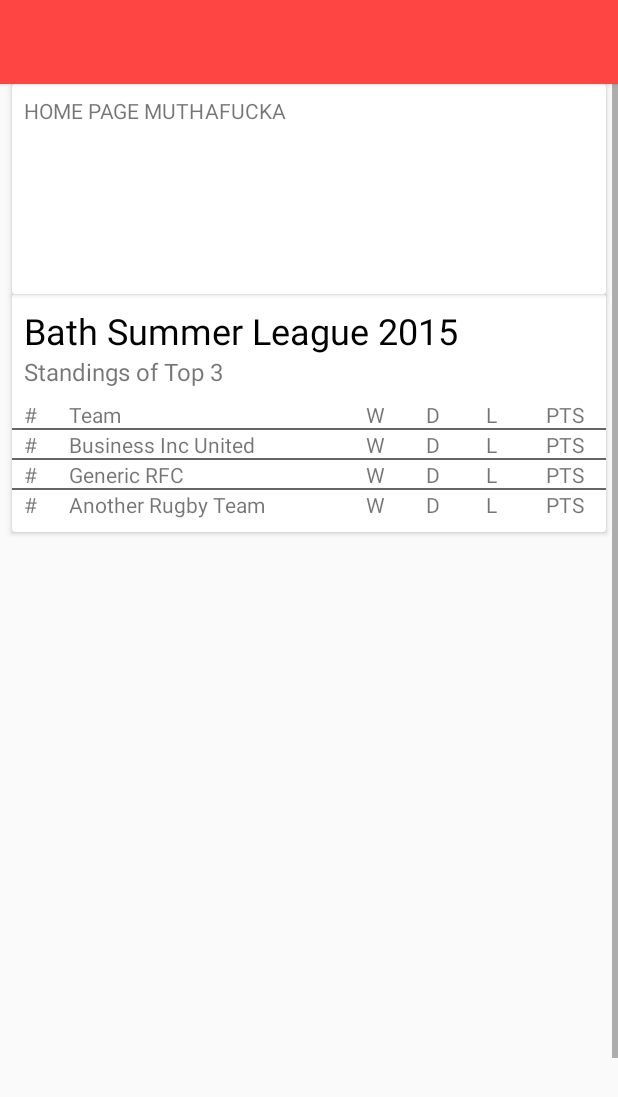
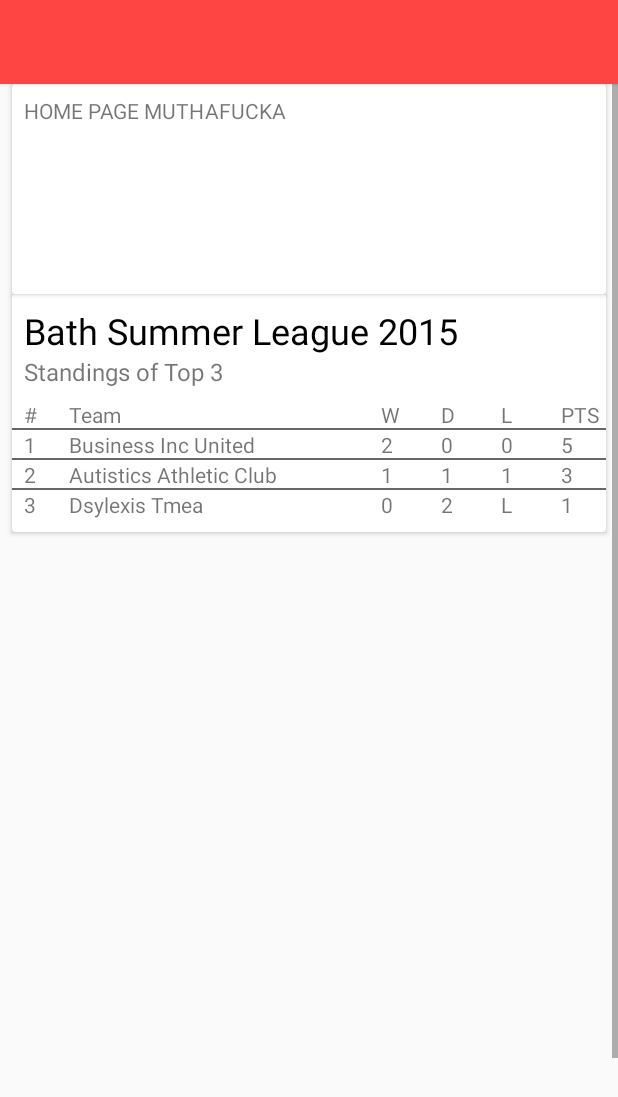
Before and after one commit to georgepaw/BusinessIncAndroid, an Android app: the HomePageActivity screen opened directly, with no data from a screen before it, on a phone screen of 412 x 824 dp. Shown: the top 1097 px of the screen. Run offline under Robolectric (Android 15) with nearby library versions, the phone set to English and light mode, and no system bars.

Commit message:
added all table text fields i the home page adapter

```diff
--- a/Bath Touch/app/src/main/java/company/businessinc/bathtouch/HomeCardData.java
+++ b/Bath Touch/app/src/main/java/company/businessinc/bathtouch/HomeCardData.java
@@ -16,9 +16,9 @@ public class HomeCardData {
     public HomeCardData(){
         //TODO API CALLS TO GET DATA FROM SERVER
 
-        teams.add(new LeagueTeam("Business Inc United", 6, 2, 0, 0, 0 , 0, 5, 0));
-        teams.add(new LeagueTeam("Generic RFC", 6, 2, 0, 0, 0 , 1, 5, 0));
-        teams.add(new LeagueTeam("Another Rugby Team", 6, 2, 0, 0, 0, 2, 5, 0));
+        teams.add(new LeagueTeam("Business Inc United", 6, 2, 0, 0, 0 , 1, 5, 0));
+        teams.add(new LeagueTeam("Autistics Athletic Club", 4, 1, 1, 0, 0 , 2, 3, 0));
+        teams.add(new LeagueTeam("Dsylexis Tmea", 2, 0, 2, 1, 0, 3, 1, 0));
         cards.add("Hello card");
         cards.add("Team Card");
     }
--- a/Bath Touch/app/src/main/java/company/businessinc/bathtouch/adapters/HomePageAdapter.java
+++ b/Bath Touch/app/src/main/java/company/businessinc/bathtouch/adapters/HomePageAdapter.java
@@ -38,9 +38,13 @@ public class HomePageAdapter extends RecyclerView.Adapter<RecyclerView.ViewHolde
         public CardView mCardView;
         public TextView mHeaderTextView;
         public TextView mSubHeaderTextView;
-        public TextView mTeam1name;
-        public TextView mTeam2name;
-        public TextView mTeam3name;
+        public TextView mTeam1name, mTeam2name, mTeam3name;
+        public TextView mTeam1Number, mTeam2Number, mTeam3Number;
+        public TextView mTeam1Won, mTeam2Won, mTeam3Won;
+        public TextView mTeam1Draw, mTeam2Draw, mTeam3Draw;
+        public TextView mTeam1Lost, mTeam2Lost, mTeam3Lost;
+        public TextView mTeam1Pts, mTeam2Pts, mTeam3Pts;
+
         public ViewHolderTable(View v) {
             super(v);
             mCardView = (CardView) v.findViewById(R.id.home_page_card_table);
@@ -49,6 +53,22 @@ public class HomePageAdapter extends RecyclerView.Adapter<RecyclerView.ViewHolde
             mTeam1name = (TextView) v.findViewById(R.id.team_name1);
             mTeam2name = (TextView) v.findViewById(R.id.team_name2);
             mTeam3name = (TextView) v.findViewById(R.id.team_name3);
+            mTeam1Number = (TextView) v.findViewById(R.id.team_number1);
+            mTeam2Number = (TextView) v.findViewById(R.id.team_number2);
+            mTeam3Number = (TextView) v.findViewById(R.id.team_number3);
+            mTeam1Won = (TextView) v.findViewById(R.id.team_won1);
+            mTeam2Won = (TextView) v.findViewById(R.id.team_won2);
+            mTeam3Won = (TextView) v.findViewById(R.id.team_won3);
+            mTeam1Draw = (TextView) v.findViewById(R.id.team_draw1);
+            mTeam2Draw = (TextView) v.findViewById(R.id.team_draw2);
+            mTeam3Draw = (TextView) v.findViewById(R.id.team_draw3);
+            mTeam1Lost = (TextView) v.findViewById(R.id.team_lose1);
+            mTeam2Lost = (TextView) v.findViewById(R.id.team_lose2);
+            mTeam3Lost = (TextView) v.findViewById(R.id.team_lose3);
+            mTeam1Pts = (TextView) v.findViewById(R.id.team_points1);
+            mTeam2Pts = (TextView) v.findViewById(R.id.team_points2);
+            mTeam3Pts = (TextView) v.findViewById(R.id.team_points3);
+
 
         }
 
@@ -110,6 +130,21 @@ public class HomePageAdapter extends RecyclerView.Adapter<RecyclerView.ViewHolde
             vht.mTeam1name.setText(mDataset.teams.get(0).getTeamName());
             vht.mTeam2name.setText(mDataset.teams.get(1).getTeamName());
             vht.mTeam3name.setText(mDataset.teams.get(2).getTeamName());
+            vht.mTeam1Number.setText(mDataset.teams.get(0).getPosition().toString());
+            vht.mTeam2Number.setText(mDataset.teams.get(1).getPosition().toString());
+            vht.mTeam3Number.setText(mDataset.teams.get(2).getPosition().toString());
+            vht.mTeam1Won.setText(mDataset.teams.get(0).getWin().toString());
+            vht.mTeam2Won.setText(mDataset.teams.get(1).getWin().toString());
+            vht.mTeam3Won.setText(mDataset.teams.get(2).getWin().toString());
+            vht.mTeam1Draw.setText(mDataset.teams.get(0).getDraw().toString());
+            vht.mTeam2Draw.setText(mDataset.teams.get(1).getDraw().toString());
+            vht.mTeam3Draw.setText(mDataset.teams.get(2).getDraw().toString());
+            vht.mTeam1Lost.setText(mDataset.teams.get(0).getLose().toString());
+            vht.mTeam2Lost.setText(mDataset.teams.get(1).getLose().toString());
+            vht.mTeam2Lost.setText(mDataset.teams.get(2).getLose().toString());
+            vht.mTeam1Pts.setText(mDataset.teams.get(0).getPointsFor().toString());
+            vht.mTeam2Pts.setText(mDataset.teams.get(1).getPointsFor().toString());
+            vht.mTeam3Pts.setText(mDataset.teams.get(2).getPointsFor().toString());
 
 
         }
--- a/Bath Touch/app/src/main/res/layout/home_card_table.xml
+++ b/Bath Touch/app/src/main/res/layout/home_card_table.xml
@@ -67,7 +67,7 @@
                     />
 
                 <TextView
-                    android:layout_width="40dp"
+                    android:layout_width="30dp"
                     android:layout_height="20dp"
                     android:id="@+id/team_points"
                     android:layout_alignParentRight="true"
@@ -132,7 +132,7 @@
                     />
 
                 <TextView
-                    android:layout_width="40dp"
+                    android:layout_width="30dp"
                     android:layout_height="20dp"
                     android:id="@+id/team_points1"
                     android:layout_alignParentRight="true"
@@ -197,7 +197,7 @@
                     />
 
                 <TextView
-                    android:layout_width="40dp"
+                    android:layout_width="30dp"
                     android:layout_height="20dp"
                     android:id="@+id/team_points2"
                     android:layout_alignParentRight="true"
@@ -262,7 +262,7 @@
                     />
 
                 <TextView
-                    android:layout_width="40dp"
+                    android:layout_width="30dp"
                     android:layout_height="20dp"
                     android:id="@+id/team_points3"
                     android:layout_alignParentRight="true"
```
